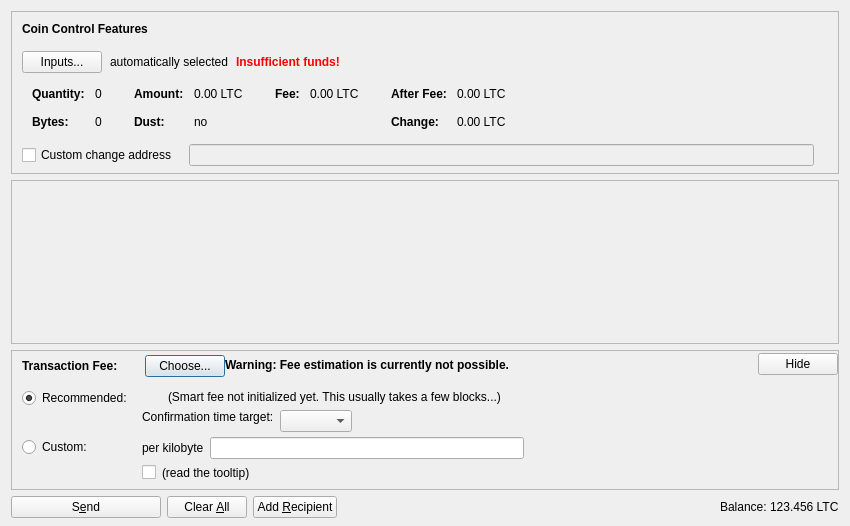
nkpatro/catcoin, file src/qt/forms/sendcoinsdialog.ui: the form before one commit.
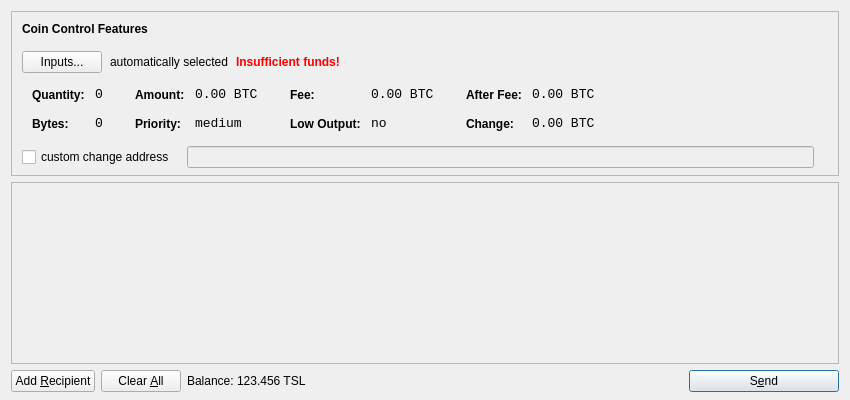
The form after the commit. Icons and pictures are not drawn. Custom widgets are drawn as their Qt base class.

```diff
--- a/src/qt/forms/sendcoinsdialog.ui
+++ b/src/qt/forms/sendcoinsdialog.ui
@@ -7,13 +7,13 @@
     <x>0</x>
     <y>0</y>
     <width>850</width>
-    <height>526</height>
+    <height>400</height>
    </rect>
   </property>
   <property name="windowTitle">
    <string>Send Coins</string>
   </property>
-  <layout class="QVBoxLayout" name="verticalLayout" stretch="0,1,0,0">
+  <layout class="QVBoxLayout" name="verticalLayout" stretch="0,1,0">
    <property name="bottomMargin">
     <number>8</number>
    </property>
@@ -39,7 +39,7 @@
      </property>
      <layout class="QVBoxLayout" name="verticalLayoutCoinControl2">
       <property name="spacing">
-       <number>0</number>
+       <number>-1</number>
       </property>
       <property name="leftMargin">
        <number>0</number>
@@ -109,9 +109,6 @@
             <property name="text">
              <string>Inputs...</string>
             </property>
-            <property name="autoDefault">
-             <bool>false</bool>
-            </property>
            </widget>
           </item>
           <item>
@@ -176,16 +173,7 @@
            <string notr="true"/>
           </property>
           <layout class="QHBoxLayout" name="horizontalLayoutCoinControl5">
-           <property name="leftMargin">
-            <number>0</number>
-           </property>
-           <property name="topMargin">
-            <number>0</number>
-           </property>
-           <property name="rightMargin">
-            <number>0</number>
-           </property>
-           <property name="bottomMargin">
+           <property name="margin">
             <number>0</number>
            </property>
            <item>
@@ -218,11 +206,8 @@
                </property>
                <item row="0" column="0">
                 <widget class="QLabel" name="labelCoinControlQuantityText">
-                 <property name="font">
-                  <font>
-                   <weight>75</weight>
-                   <bold>true</bold>
-                  </font>
+                 <property name="styleSheet">
+                  <string notr="true">font-weight:bold;</string>
                  </property>
                  <property name="text">
                   <string>Quantity:</string>
@@ -234,6 +219,12 @@
                </item>
                <item row="0" column="1">
                 <widget class="QLabel" name="labelCoinControlQuantity">
+                 <property name="font">
+                  <font>
+                   <family>Monospace</family>
+                   <pointsize>10</pointsize>
+                  </font>
+                 </property>
                  <property name="cursor">
                   <cursorShape>IBeamCursor</cursorShape>
                  </property>
@@ -253,11 +244,8 @@
                </item>
                <item row="1" column="0">
                 <widget class="QLabel" name="labelCoinControlBytesText">
-                 <property name="font">
-                  <font>
-                   <weight>75</weight>
-                   <bold>true</bold>
-                  </font>
+                 <property name="styleSheet">
+                  <string notr="true">font-weight:bold;</string>
                  </property>
                  <property name="text">
                   <string>Bytes:</string>
@@ -266,6 +254,12 @@
                </item>
                <item row="1" column="1">
                 <widget class="QLabel" name="labelCoinControlBytes">
+                 <property name="font">
+                  <font>
+                   <family>Monospace</family>
+                   <pointsize>10</pointsize>
+                  </font>
+                 </property>
                  <property name="cursor">
                   <cursorShape>IBeamCursor</cursorShape>
                  </property>
@@ -301,11 +295,8 @@
                </property>
                <item row="0" column="0">
                 <widget class="QLabel" name="labelCoinControlAmountText">
-                 <property name="font">
-                  <font>
-                   <weight>75</weight>
-                   <bold>true</bold>
-                  </font>
+                 <property name="styleSheet">
+                  <string notr="true">font-weight:bold;</string>
                  </property>
                  <property name="text">
                   <string>Amount:</string>
@@ -317,6 +308,12 @@
                </item>
                <item row="0" column="1">
                 <widget class="QLabel" name="labelCoinControlAmount">
+                 <property name="font">
+                  <font>
+                   <family>Monospace</family>
+                   <pointsize>10</pointsize>
+                  </font>
+                 </property>
                  <property name="cursor">
                   <cursorShape>IBeamCursor</cursorShape>
                  </property>
@@ -324,7 +321,7 @@
                   <enum>Qt::ActionsContextMenu</enum>
                  </property>
                  <property name="text">
-                  <string notr="true">0.00 LTC</string>
+                  <string notr="true">0.00 BTC</string>
                  </property>
                  <property name="textInteractionFlags">
                   <set>Qt::LinksAccessibleByMouse|Qt::TextSelectableByKeyboard|Qt::TextSelectableByMouse</set>
@@ -332,20 +329,23 @@
                 </widget>
                </item>
                <item row="1" column="0">
-                <widget class="QLabel" name="labelCoinControlLowOutputText">
-                 <property name="font">
-                  <font>
-                   <weight>75</weight>
-                   <bold>true</bold>
-                  </font>
+                <widget class="QLabel" name="labelCoinControlPriorityText">
+                 <property name="styleSheet">
+                  <string notr="true">font-weight:bold;</string>
                  </property>
                  <property name="text">
-                  <string>Dust:</string>
+                  <string>Priority:</string>
                  </property>
                 </widget>
                </item>
                <item row="1" column="1">
-                <widget class="QLabel" name="labelCoinControlLowOutput">
+                <widget class="QLabel" name="labelCoinControlPriority">
+                 <property name="font">
+                  <font>
+                   <family>Monospace</family>
+                   <pointsize>10</pointsize>
+                  </font>
+                 </property>
                  <property name="cursor">
                   <cursorShape>IBeamCursor</cursorShape>
                  </property>
@@ -353,7 +353,7 @@
                   <enum>Qt::ActionsContextMenu</enum>
                  </property>
                  <property name="text">
-                  <string notr="true">no</string>
+                  <string>medium</string>
                  </property>
                  <property name="textInteractionFlags">
                   <set>Qt::LinksAccessibleByMouse|Qt::TextSelectableByKeyboard|Qt::TextSelectableByMouse</set>
@@ -381,11 +381,8 @@
                </property>
                <item row="0" column="0">
                 <widget class="QLabel" name="labelCoinControlFeeText">
-                 <property name="font">
-                  <font>
-                   <weight>75</weight>
-                   <bold>true</bold>
-                  </font>
+                 <property name="styleSheet">
+                  <string notr="true">font-weight:bold;</string>
                  </property>
                  <property name="text">
                   <string>Fee:</string>
@@ -397,6 +394,12 @@
                </item>
                <item row="0" column="1">
                 <widget class="QLabel" name="labelCoinControlFee">
+                 <property name="font">
+                  <font>
+                   <family>Monospace</family>
+                   <pointsize>10</pointsize>
+                  </font>
+                 </property>
                  <property name="cursor">
                   <cursorShape>IBeamCursor</cursorShape>
                  </property>
@@ -404,7 +407,39 @@
                   <enum>Qt::ActionsContextMenu</enum>
                  </property>
                  <property name="text">
-                  <string notr="true">0.00 LTC</string>
+                  <string notr="true">0.00 BTC</string>
+                 </property>
+                 <property name="textInteractionFlags">
+                  <set>Qt::LinksAccessibleByMouse|Qt::TextSelectableByKeyboard|Qt::TextSelectableByMouse</set>
+                 </property>
+                </widget>
+               </item>
+               <item row="1" column="0">
+                <widget class="QLabel" name="labelCoinControlLowOutputText">
+                 <property name="styleSheet">
+                  <string notr="true">font-weight:bold;</string>
+                 </property>
+                 <property name="text">
+                  <string>Low Output:</string>
+                 </property>
+                </widget>
+               </item>
+               <item row="1" column="1">
+                <widget class="QLabel" name="labelCoinControlLowOutput">
+                 <property name="font">
+                  <font>
+                   <family>Monospace</family>
+                   <pointsize>10</pointsize>
+                  </font>
+                 </property>
+                 <property name="cursor">
+                  <cursorShape>IBeamCursor</cursorShape>
+                 </property>
+                 <property name="contextMenuPolicy">
+                  <enum>Qt::ActionsContextMenu</enum>
+                 </property>
+                 <property name="text">
+                  <string>no</string>
                  </property>
                  <property name="textInteractionFlags">
                   <set>Qt::LinksAccessibleByMouse|Qt::TextSelectableByKeyboard|Qt::TextSelectableByMouse</set>
@@ -432,11 +467,8 @@
                </property>
                <item row="0" column="0">
                 <widget class="QLabel" name="labelCoinControlAfterFeeText">
-                 <property name="font">
-                  <font>
-                   <weight>75</weight>
-                   <bold>true</bold>
-                  </font>
+                 <property name="styleSheet">
+                  <string notr="true">font-weight:bold;</string>
                  </property>
                  <property name="text">
                   <string>After Fee:</string>
@@ -448,6 +480,12 @@
                </item>
                <item row="0" column="1">
                 <widget class="QLabel" name="labelCoinControlAfterFee">
+                 <property name="font">
+                  <font>
+                   <family>Monospace</family>
+                   <pointsize>10</pointsize>
+                  </font>
+                 </property>
                  <property name="cursor">
                   <cursorShape>IBeamCursor</cursorShape>
                  </property>
@@ -455,7 +493,7 @@
                   <enum>Qt::ActionsContextMenu</enum>
                  </property>
                  <property name="text">
-                  <string notr="true">0.00 LTC</string>
+                  <string notr="true">0.00 BTC</string>
                  </property>
                  <property name="textInteractionFlags">
                   <set>Qt::LinksAccessibleByMouse|Qt::TextSelectableByKeyboard|Qt::TextSelectableByMouse</set>
@@ -464,11 +502,8 @@
                </item>
                <item row="1" column="0">
                 <widget class="QLabel" name="labelCoinControlChangeText">
-                 <property name="font">
-                  <font>
-                   <weight>75</weight>
-                   <bold>true</bold>
-                  </font>
+                 <property name="styleSheet">
+                  <string notr="true">font-weight:bold;</string>
                  </property>
                  <property name="text">
                   <string>Change:</string>
@@ -477,6 +512,12 @@
                </item>
                <item row="1" column="1">
                 <widget class="QLabel" name="labelCoinControlChange">
+                 <property name="font">
+                  <font>
+                   <family>Monospace</family>
+                   <pointsize>10</pointsize>
+                  </font>
+                 </property>
                  <property name="cursor">
                   <cursorShape>IBeamCursor</cursorShape>
                  </property>
@@ -484,7 +525,7 @@
                   <enum>Qt::ActionsContextMenu</enum>
                  </property>
                  <property name="text">
-                  <string notr="true">0.00 LTC</string>
+                  <string notr="true">0.00 BTC</string>
                  </property>
                  <property name="textInteractionFlags">
                   <set>Qt::LinksAccessibleByMouse|Qt::TextSelectableByKeyboard|Qt::TextSelectableByMouse</set>
@@ -514,16 +555,13 @@
           </property>
           <item>
            <widget class="QCheckBox" name="checkBoxCoinControlChange">
-            <property name="toolTip">
-             <string>If this is activated, but the change address is empty or invalid, change will be sent to a newly generated address.</string>
-            </property>
             <property name="text">
-             <string>Custom change address</string>
+             <string>custom change address</string>
             </property>
            </widget>
           </item>
           <item>
-           <widget class="QValidatedLineEdit" name="lineEditCoinControlChange">
+           <widget class="QLineEdit" name="lineEditCoinControlChange">
             <property name="enabled">
              <bool>false</bool>
             </property>
@@ -588,20 +626,11 @@
         <x>0</x>
         <y>0</y>
         <width>830</width>
-        <height>104</height>
+        <height>165</height>
        </rect>
       </property>
-      <layout class="QVBoxLayout" name="verticalLayout_2" stretch="0,1">
-       <property name="leftMargin">
-        <number>0</number>
-       </property>
-       <property name="topMargin">
-        <number>0</number>
-       </property>
-       <property name="rightMargin">
-        <number>0</number>
-       </property>
-       <property name="bottomMargin">
+      <layout class="QVBoxLayout" name="verticalLayout_2">
+       <property name="margin">
         <number>0</number>
        </property>
        <item>
@@ -628,532 +657,23 @@
      </widget>
     </widget>
    </item>
-   <item>
-    <widget class="QFrame" name="frameFee">
-     <property name="sizePolicy">
-      <sizepolicy hsizetype="Expanding" vsizetype="Expanding">
-       <horstretch>0</horstretch>
-       <verstretch>0</verstretch>
-      </sizepolicy>
-     </property>
-     <property name="maximumSize">
-      <size>
-       <width>16777215</width>
-       <height>16777215</height>
-      </size>
-     </property>
-     <property name="frameShape">
-      <enum>QFrame::StyledPanel</enum>
-     </property>
-     <property name="frameShadow">
-      <enum>QFrame::Sunken</enum>
-     </property>
-     <layout class="QVBoxLayout" name="verticalLayoutFee1">
-      <property name="spacing">
-       <number>0</number>
-      </property>
-      <property name="leftMargin">
-       <number>0</number>
-      </property>
-      <property name="topMargin">
-       <number>0</number>
-      </property>
-      <property name="rightMargin">
-       <number>0</number>
-      </property>
-      <property name="bottomMargin">
-       <number>0</number>
-      </property>
-      <item>
-       <layout class="QVBoxLayout" name="verticalLayoutFee2" stretch="0,0,0">
-        <property name="spacing">
-         <number>0</number>
-        </property>
-        <property name="leftMargin">
-         <number>10</number>
-        </property>
-        <property name="topMargin">
-         <number>0</number>
-        </property>
-        <item>
-         <layout class="QHBoxLayout" name="horizontalLayoutFee1">
-          <property name="bottomMargin">
-           <number>0</number>
-          </property>
-          <item>
-           <layout class="QVBoxLayout" name="verticalLayoutFee7">
-            <property name="spacing">
-             <number>0</number>
-            </property>
-            <item>
-             <spacer name="verticalSpacerSmartFee">
-              <property name="orientation">
-               <enum>Qt::Vertical</enum>
-              </property>
-              <property name="sizeType">
-               <enum>QSizePolicy::Fixed</enum>
-              </property>
-              <property name="sizeHint" stdset="0">
-               <size>
-                <width>1</width>
-                <height>4</height>
-               </size>
-              </property>
-             </spacer>
-            </item>
-            <item>
-             <layout class="QHBoxLayout" name="horizontalLayoutSmartFee">
-              <property name="spacing">
-               <number>10</number>
-              </property>
-              <item>
-               <widget class="QLabel" name="labelFeeHeadline">
-                <property name="sizePolicy">
-                 <sizepolicy hsizetype="Preferred" vsizetype="Maximum">
-                  <horstretch>0</horstretch>
-                  <verstretch>0</verstretch>
-                 </sizepolicy>
-                </property>
-                <property name="font">
-                 <font>
-                  <weight>75</weight>
-                  <bold>true</bold>
-                 </font>
-                </property>
-                <property name="styleSheet">
-                 <string notr="true">font-weight:bold;</string>
-                </property>
-                <property name="text">
-                 <string>Transaction Fee:</string>
-                </property>
-               </widget>
-              </item>
-              <item>
-               <widget class="QLabel" name="labelFeeMinimized">
-                <property name="text">
-                 <string/>
-                </property>
-               </widget>
-              </item>
-              <item>
-               <widget class="QPushButton" name="buttonChooseFee">
-                <property name="text">
-                 <string>Choose...</string>
-                </property>
-               </widget>
-              </item>
-             </layout>
-            </item>
-            <item>
-             <spacer name="verticalSpacer_5">
-              <property name="orientation">
-               <enum>Qt::Vertical</enum>
-              </property>
-              <property name="sizeHint" stdset="0">
-               <size>
-                <width>1</width>
-                <height>1</height>
-               </size>
-              </property>
-             </spacer>
-            </item>
-           </layout>
-          </item>
-          <item>
-           <widget class="QLabel" name="fallbackFeeWarningLabel">
-            <property name="toolTip">
-             <string>Using the fallbackfee can result in sending a transaction that will take several hours or days (or never) to confirm. Consider choosing your fee manually or wait until you have validated the complete chain.</string>
-            </property>
-            <property name="font">
-            <font>
-                <weight>75</weight>
-                <bold>true</bold>
-            </font>
-            </property>
-            <property name="text">
-             <string>Warning: Fee estimation is currently not possible.</string>
-            </property>
-            <property name="wordWrap">
-             <bool>false</bool>
-            </property>
-           </widget>
-          </item>
-          <item>
-           <spacer name="horizontalSpacer_4">
-            <property name="orientation">
-             <enum>Qt::Horizontal</enum>
-            </property>
-            <property name="sizeType">
-             <enum>QSizePolicy::MinimumExpanding</enum>
-            </property>
-            <property name="sizeHint" stdset="0">
-             <size>
-              <width>40</width>
-              <height>20</height>
-             </size>
-            </property>
-           </spacer>
-          </item>
-          <item>
-           <widget class="QPushButton" name="buttonMinimizeFee">
-            <property name="toolTip">
-             <string>collapse fee-settings</string>
-            </property>
-            <property name="text">
-             <string>Hide</string>
-            </property>
-           </widget>
-          </item>
-         </layout>
-        </item>
-        <item>
-         <widget class="QFrame" name="frameFeeSelection">
-          <layout class="QVBoxLayout" name="verticalLayoutFee12">
-           <property name="spacing">
-            <number>0</number>
-           </property>
-           <property name="leftMargin">
-            <number>0</number>
-           </property>
-           <property name="topMargin">
-            <number>0</number>
-           </property>
-           <property name="rightMargin">
-            <number>0</number>
-           </property>
-           <property name="bottomMargin">
-            <number>0</number>
-           </property>
-           <item>
-            <layout class="QGridLayout" name="gridLayoutFee">
-             <property name="topMargin">
-              <number>10</number>
-             </property>
-             <property name="bottomMargin">
-              <number>4</number>
-             </property>
-             <property name="horizontalSpacing">
-              <number>10</number>
-             </property>
-             <property name="verticalSpacing">
-              <number>4</number>
-             </property>
-             <item row="1" column="1">
-              <layout class="QVBoxLayout" name="verticalLayoutFee8">
-               <property name="spacing">
-                <number>6</number>
-               </property>
-               <item>
-                <layout class="QHBoxLayout" name="horizontalLayoutFee13">
-                 <item>
-                  <widget class="QLabel" name="labelCustomPerKilobyte">
-                   <property name="toolTip">
-                    <string>Specify a custom fee per kB (1,000 bytes) of the transaction's virtual size.
-
-Note:  Since the fee is calculated on a per-byte basis, a fee of "100 satoshis per kB" for a transaction size of 500 bytes (half of 1 kB) would ultimately yield a fee of only 50 satoshis.</string>
-                   </property>
-                   <property name="text">
-                    <string>per kilobyte</string>
-                   </property>
-                  </widget>
-                 </item>
-                 <item>
-                  <widget class="BitcoinAmountField" name="customFee"/>
-                 </item>
-                 <item>
-                  <spacer name="horizontalSpacer_6">
-                   <property name="orientation">
-                    <enum>Qt::Horizontal</enum>
-                   </property>
-                   <property name="sizeHint" stdset="0">
-                    <size>
-                     <width>1</width>
-                     <height>1</height>
-                    </size>
-                   </property>
-                  </spacer>
-                 </item>
-                </layout>
-               </item>
-               <item>
-                <layout class="QHBoxLayout" name="horizontalLayoutFee8">
-                 <item>
-                  <widget class="QCheckBox" name="checkBoxMinimumFee">
-                   <property name="toolTip">
-                    <string>Paying only the minimum fee is just fine as long as there is less transaction volume than space in the blocks. But be aware that this can end up in a never confirming transaction once there is more demand for bluecoin transactions than the network can process.</string>
-                   </property>
-                   <property name="text">
-                    <string/>
-                   </property>
-                  </widget>
-                 </item>
-                 <item>
-                  <widget class="QLabel" name="labelMinFeeWarning">
-                   <property name="enabled">
-                    <bool>true</bool>
-                   </property>
-                   <property name="toolTip">
-                    <string>Paying only the minimum fee is just fine as long as there is less transaction volume than space in the blocks. But be aware that this can end up in a never confirming transaction once there is more demand for bluecoin transactions than the network can process.</string>
-                   </property>
-                   <property name="text">
-                    <string>(read the tooltip)</string>
-                   </property>
-                   <property name="margin">
-                    <number>5</number>
-                   </property>
-                  </widget>
-                 </item>
-                 <item>
-                  <spacer name="horizontalSpacer_2">
-                   <property name="orientation">
-                    <enum>Qt::Horizontal</enum>
-                   </property>
-                   <property name="sizeHint" stdset="0">
-                    <size>
-                     <width>1</width>
-                     <height>1</height>
-                    </size>
-                   </property>
-                  </spacer>
-                 </item>
-                </layout>
-               </item>
-              </layout>
-             </item>
-             <item row="0" column="0">
-              <layout class="QVBoxLayout" name="verticalLayoutFee4" stretch="0,1">
-               <item>
-                <widget class="QRadioButton" name="radioSmartFee">
-                 <property name="text">
-                  <string>Recommended:</string>
-                 </property>
-                 <property name="checked">
-                  <bool>true</bool>
-                 </property>
-                 <attribute name="buttonGroup">
-                  <string notr="true">groupFee</string>
-                 </attribute>
-                </widget>
-               </item>
-               <item>
-                <spacer name="verticalSpacer_2">
-                 <property name="orientation">
-                  <enum>Qt::Vertical</enum>
-                 </property>
-                 <property name="sizeHint" stdset="0">
-                  <size>
-                   <width>1</width>
-                   <height>1</height>
-                  </size>
-                 </property>
-                </spacer>
-               </item>
-              </layout>
-             </item>
-             <item row="1" column="0">
-              <layout class="QVBoxLayout" name="verticalLayoutFee9" stretch="0,1">
-               <item>
-                <widget class="QRadioButton" name="radioCustomFee">
-                 <property name="text">
-                  <string>Custom:</string>
-                 </property>
-                 <attribute name="buttonGroup">
-                  <string notr="true">groupFee</string>
-                 </attribute>
-                </widget>
-               </item>
-               <item>
-                <spacer name="verticalSpacer_6">
-                 <property name="orientation">
-                  <enum>Qt::Vertical</enum>
-                 </property>
-                 <property name="sizeHint" stdset="0">
-                  <size>
-                   <width>1</width>
-                   <height>1</height>
-                  </size>
-                 </property>
-                </spacer>
-               </item>
-              </layout>
-             </item>
-             <item row="0" column="1">
-              <layout class="QVBoxLayout" name="verticalLayoutFee3" stretch="0,0,1">
-               <property name="spacing">
-                <number>6</number>
-               </property>
-               <property name="topMargin">
-                <number>2</number>
-               </property>
-               <item>
-                <layout class="QHBoxLayout" name="horizontalLayoutFee12">
-                 <item>
-                  <widget class="QLabel" name="labelSmartFee">
-                   <property name="text">
-                    <string/>
-                   </property>
-                   <property name="margin">
-                    <number>2</number>
-                   </property>
-                  </widget>
-                 </item>
-                 <item>
-                  <widget class="QLabel" name="labelFeeEstimation">
-                   <property name="text">
-                    <string/>
-                   </property>
-                  </widget>
-                 </item>
-                 <item>
-                  <widget class="QLabel" name="labelSmartFee2">
-                   <property name="text">
-                    <string>(Smart fee not initialized yet. This usually takes a few blocks...)</string>
-                   </property>
-                   <property name="margin">
-                    <number>2</number>
-                   </property>
-                  </widget>
-                 </item>
-                 <item>
-                  <spacer name="horizontalSpacer_5">
-                   <property name="orientation">
-                    <enum>Qt::Horizontal</enum>
-                   </property>
-                   <property name="sizeHint" stdset="0">
-                    <size>
-                     <width>1</width>
-                     <height>1</height>
-                    </size>
-                   </property>
-                  </spacer>
-                 </item>
-                </layout>
-               </item>
-               <item>
-                <layout class="QHBoxLayout" name="horizontalLayoutFee9">
-                 <item>
-                  <layout class="QVBoxLayout" name="verticalLayoutFee6">
-                   <item>
-                    <widget class="QLabel" name="labelSmartFee3">
-                     <property name="text">
-                      <string>Confirmation time target:</string>
-                     </property>
-                     <property name="margin">
-                      <number>2</number>
-                     </property>
-                    </widget>
-                   </item>
-                   <item>
-                    <spacer name="verticalSpacer_3">
-                     <property name="orientation">
-                      <enum>Qt::Vertical</enum>
-                     </property>
-                     <property name="sizeHint" stdset="0">
-                      <size>
-                       <width>1</width>
-                       <height>1</height>
-                      </size>
-                     </property>
-                    </spacer>
-                   </item>
-                  </layout>
-                 </item>
-                 <item>
-                  <layout class="QVBoxLayout" name="verticalLayoutFee5">
-                   <property name="rightMargin">
-                    <number>30</number>
-                   </property>
-                   <item>
-                    <layout class="QHBoxLayout" name="horizontalLayoutConfTarget">
-                     <property name="bottomMargin">
-                      <number>0</number>
-                     </property>
-                     <item>
-                      <widget class="QComboBox" name="confTargetSelector"/>
-                     </item>
-                     <item>
-                      <spacer name="horizontalSpacerConfTarget">
-                       <property name="orientation">
-                        <enum>Qt::Horizontal</enum>
-                       </property>
-                       <property name="sizeHint" stdset="0">
-                        <size>
-                         <width>40</width>
-                         <height>20</height>
-                        </size>
-                       </property>
-                      </spacer>
-                     </item>
-                    </layout>
-                   </item>
-                  </layout>
-                 </item>
-                </layout>
-               </item>
-               <item>
-                <spacer name="verticalSpacer_4">
-                 <property name="orientation">
-                  <enum>Qt::Vertical</enum>
-                 </property>
-                 <property name="sizeHint" stdset="0">
-                  <size>
-                   <width>1</width>
-                   <height>1</height>
-                  </size>
-                 </property>
-                </spacer>
-               </item>
-              </layout>
-             </item>
-            </layout>
-           </item>
-          </layout>
-         </widget>
-        </item>
-        <item>
-         <spacer name="verticalSpacerFee">
-          <property name="orientation">
-           <enum>Qt::Vertical</enum>
-          </property>
-          <property name="sizeHint" stdset="0">
-           <size>
-            <width>40</width>
-            <height>5</height>
-           </size>
-          </property>
-         </spacer>
-        </item>
-       </layout>
-      </item>
-     </layout>
-    </widget>
-   </item>
    <item>
     <layout class="QHBoxLayout" name="horizontalLayout">
      <item>
-      <widget class="QPushButton" name="sendButton">
-       <property name="minimumSize">
-        <size>
-         <width>150</width>
-         <height>0</height>
-        </size>
-       </property>
+      <widget class="QPushButton" name="addButton">
        <property name="toolTip">
-        <string>Confirm the send action</string>
+        <string>Send to multiple recipients at once</string>
        </property>
        <property name="text">
-        <string>S&amp;end</string>
+        <string>Add &amp;Recipient</string>
        </property>
        <property name="icon">
         <iconset resource="../bitcoin.qrc">
-         <normaloff>:/icons/send</normaloff>:/icons/send</iconset>
+         <normaloff>:/icons/add</normaloff>:/icons/add</iconset>
        </property>
        <property name="autoDefault">
         <bool>false</bool>
        </property>
-       <property name="default">
-        <bool>false</bool>
-       </property>
       </widget>
      </item>
      <item>
@@ -1165,7 +685,7 @@
         </sizepolicy>
        </property>
        <property name="toolTip">
-        <string>Clear all fields of the form.</string>
+        <string>Remove all transaction fields</string>
        </property>
        <property name="text">
         <string>Clear &amp;All</string>
@@ -1174,41 +694,14 @@
         <iconset resource="../bitcoin.qrc">
          <normaloff>:/icons/remove</normaloff>:/icons/remove</iconset>
        </property>
-       <property name="autoDefault">
-        <bool>false</bool>
+       <property name="autoRepeatDelay">
+        <number>300</number>
        </property>
-      </widget>
-     </item>
-     <item>
-      <widget class="QPushButton" name="addButton">
-       <property name="toolTip">
-        <string>Send to multiple recipients at once</string>
-       </property>
-       <property name="text">
-        <string>Add &amp;Recipient</string>
-       </property>
-       <property name="icon">
-        <iconset resource="../bitcoin.qrc">
-         <normaloff>:/icons/add</normaloff>:/icons/add</iconset>
-       </property>
        <property name="autoDefault">
         <bool>false</bool>
        </property>
       </widget>
      </item>
-     <item>
-      <spacer name="horizontalSpacer">
-       <property name="orientation">
-        <enum>Qt::Horizontal</enum>
-       </property>
-       <property name="sizeHint" stdset="0">
-        <size>
-         <width>40</width>
-         <height>20</height>
-        </size>
-       </property>
-      </spacer>
-     </item>
      <item>
       <layout class="QHBoxLayout" name="horizontalLayout_2">
        <property name="spacing">
@@ -1216,12 +709,6 @@
        </property>
        <item>
         <widget class="QLabel" name="label">
-         <property name="sizePolicy">
-          <sizepolicy hsizetype="Preferred" vsizetype="Fixed">
-           <horstretch>0</horstretch>
-           <verstretch>0</verstretch>
-          </sizepolicy>
-         </property>
          <property name="text">
           <string>Balance:</string>
          </property>
@@ -1229,17 +716,11 @@
        </item>
        <item>
         <widget class="QLabel" name="labelBalance">
-         <property name="sizePolicy">
-          <sizepolicy hsizetype="Preferred" vsizetype="Fixed">
-           <horstretch>0</horstretch>
-           <verstretch>0</verstretch>
-          </sizepolicy>
-         </property>
          <property name="cursor">
           <cursorShape>IBeamCursor</cursorShape>
          </property>
          <property name="text">
-          <string notr="true">123.456 LTC</string>
+          <string>123.456 TSL</string>
          </property>
          <property name="textInteractionFlags">
           <set>Qt::LinksAccessibleByMouse|Qt::TextSelectableByKeyboard|Qt::TextSelectableByMouse</set>
@@ -1248,23 +729,46 @@
        </item>
       </layout>
      </item>
+     <item>
+      <spacer name="horizontalSpacer">
+       <property name="orientation">
+        <enum>Qt::Horizontal</enum>
+       </property>
+       <property name="sizeHint" stdset="0">
+        <size>
+         <width>40</width>
+         <height>20</height>
+        </size>
+       </property>
+      </spacer>
+     </item>
+     <item>
+      <widget class="QPushButton" name="sendButton">
+       <property name="minimumSize">
+        <size>
+         <width>150</width>
+         <height>0</height>
+        </size>
+       </property>
+       <property name="toolTip">
+        <string>Confirm the send action</string>
+       </property>
+       <property name="text">
+        <string>S&amp;end</string>
+       </property>
+       <property name="icon">
+        <iconset resource="../bitcoin.qrc">
+         <normaloff>:/icons/send</normaloff>:/icons/send</iconset>
+       </property>
+       <property name="default">
+        <bool>true</bool>
+       </property>
+      </widget>
+     </item>
     </layout>
    </item>
   </layout>
  </widget>
- <customwidgets>
-  <customwidget>
-   <class>QValidatedLineEdit</class>
-   <extends>QLineEdit</extends>
-   <header>qt/qvalidatedlineedit.h</header>
-  </customwidget>
-  <customwidget>
-   <class>BitcoinAmountField</class>
-   <extends>QLineEdit</extends>
-   <header>qt/bitcoinamountfield.h</header>
-   <container>1</container>
-  </customwidget>
- </customwidgets>
  <resources>
   <include location="../bitcoin.qrc"/>
  </resources>
```
Left out of the diff: 3 changed lines with no effect on the pictures.
